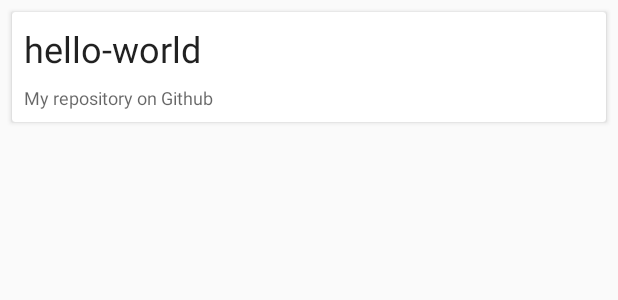
After one commit to YinkaOlu/GithubApp, an Android app: the layout repo_list_item.xml on its own in the app's theme, with its tools: preview values and no code run, on a phone screen of 412 x 824 dp. The commit adds this screen. Shown: the top 300 px of the screen. Run offline under Robolectric (Android 15) with nearby library versions, the phone set to English and light mode, and no system bars.

Commit message:
Add Repo list fragment

```diff
--- a/app/build.gradle
+++ b/app/build.gradle
@@ -41,12 +41,15 @@ dependencies {
     implementation 'androidx.appcompat:appcompat:1.2.0'
     implementation 'androidx.constraintlayout:constraintlayout:1.1.3'
     implementation 'androidx.lifecycle:lifecycle-extensions:2.2.0'
+    implementation "androidx.recyclerview:recyclerview:1.1.0"
+    implementation "androidx.cardview:cardview:1.0.0"
 
     implementation 'com.squareup.retrofit2:retrofit:2.9.0'
     implementation 'com.squareup.retrofit2:converter-gson:2.9.0'
 
     implementation "androidx.lifecycle:lifecycle-livedata-ktx:2.2.0"
     implementation "androidx.lifecycle:lifecycle-viewmodel-ktx:2.2.0"
+    implementation 'androidx.legacy:legacy-support-v4:1.0.0'
 
     testImplementation 'junit:junit:4.12'
     androidTestImplementation 'androidx.test.ext:junit:1.1.1'
--- a/app/src/main/AndroidManifest.xml
+++ b/app/src/main/AndroidManifest.xml
@@ -11,7 +11,7 @@
         android:roundIcon="@mipmap/ic_launcher_round"
         android:supportsRtl="true"
         android:theme="@style/AppTheme">
-        <activity android:name=".MainActivity">
+        <activity android:name=".view.MainActivity">
             <intent-filter>
                 <action android:name="android.intent.action.MAIN" />
 
--- a/app/src/main/java/com/yinkaolu/githubapp/data/api/GithubAPI.kt
+++ b/app/src/main/java/com/yinkaolu/githubapp/data/api/GithubAPI.kt
@@ -10,5 +10,5 @@ interface GithubAPI {
     @GET("users/{userName}")
     fun getUser(@Path("userName") userName: String?): Call<GithubUser>
     @GET("users/{userName}/repos")
-    fun getUserRepo(@Path("userName") userName: String?): Call<List<GithubRepo>>
+    fun getUserRepo(@Path("userName") userName: String?): Call<ArrayList<GithubRepo>>
 }
--- a/app/src/main/java/com/yinkaolu/githubapp/data/api/GithubAPIClient.kt
+++ b/app/src/main/java/com/yinkaolu/githubapp/data/api/GithubAPIClient.kt
@@ -5,7 +5,7 @@ import com.yinkaolu.githubapp.data.model.GithubUser
 
 interface GithubAPIClient {
     fun getUserDetails(userName: String, cb: ClientCallback<GithubUser>)
-    fun getUserRepo(userName: String, cb: ClientCallback<List<GithubRepo>>)
+    fun getUserRepo(userName: String, cb: ClientCallback<ArrayList<GithubRepo>>)
 }
 
 interface ClientCallback<T> {
--- a/app/src/main/java/com/yinkaolu/githubapp/data/api/RetrofitGithubClient.kt
+++ b/app/src/main/java/com/yinkaolu/githubapp/data/api/RetrofitGithubClient.kt
@@ -45,7 +45,7 @@ class RetrofitGithubClient(api: GithubAPI? = null): GithubAPIClient {
 
     }
 
-    override fun getUserRepo(userName: String, cb: ClientCallback<List<GithubRepo>>) {
+    override fun getUserRepo(userName: String, cb: ClientCallback<ArrayList<GithubRepo>>) {
         thread {
             try {
                 val response = api.getUserRepo(userName).execute()
--- a/app/src/main/java/com/yinkaolu/githubapp/data/repository/GithubRepository.kt
+++ b/app/src/main/java/com/yinkaolu/githubapp/data/repository/GithubRepository.kt
@@ -19,8 +19,8 @@ abstract class GithubRepository(apiClient: GithubAPIClient) {
     protected val _currentUser: MutableLiveData<GithubUser?> = MutableLiveData()
     val currentUser: LiveData<GithubUser?> = _currentUser
 
-    protected val _currentRepoList: MutableLiveData<List<GithubRepo>?> = MutableLiveData()
-    val currentRepoList: LiveData<List<GithubRepo>?> = _currentRepoList
+    protected val _currentRepoList: MutableLiveData<ArrayList<GithubRepo>?> = MutableLiveData()
+    val currentRepoList: LiveData<ArrayList<GithubRepo>?> = _currentRepoList
 
     protected val _userApiError: MutableLiveData<ApiError?> = MutableLiveData()
     val userApiError: LiveData<ApiError?> = _userApiError
@@ -33,6 +33,6 @@ abstract class GithubRepository(apiClient: GithubAPIClient) {
 
 
     abstract fun loadUser(userName: String, considerCache: Boolean=true): LiveData<GithubUser?>
-    abstract fun loadUserRepo(userName: String? = null, considerCache: Boolean=true): LiveData<List<GithubRepo>?>
+    abstract fun loadUserRepo(userName: String? = null, considerCache: Boolean=true): LiveData<ArrayList<GithubRepo>?>
     abstract fun clear(userName: String?=null)
 }
--- /dev/null
+++ b/app/src/main/res/layout/repo_list_item.xml
@@ -0,0 +1,36 @@
+<?xml version="1.0" encoding="utf-8"?>
+<androidx.cardview.widget.CardView xmlns:android="http://schemas.android.com/apk/res/android"
+    android:layout_width="match_parent"
+    android:layout_height="wrap_content"
+    xmlns:app="http://schemas.android.com/apk/res-auto"
+    xmlns:tools="http://schemas.android.com/tools"
+    android:layout_margin="8dp">
+    <androidx.constraintlayout.widget.ConstraintLayout
+        android:layout_width="match_parent"
+        android:layout_height="wrap_content"
+        android:padding="8dp">
+        <TextView
+            android:id="@+id/repoTitle"
+            tools:text="hello-world"
+            android:textAppearance="@android:style/TextAppearance.Material.Headline"
+            app:layout_constraintTop_toTopOf="parent"
+            app:layout_constraintLeft_toLeftOf="parent"
+            app:layout_constraintRight_toRightOf="parent"
+            app:layout_constraintHorizontal_bias="0"
+            android:layout_width="wrap_content"
+            android:layout_height="wrap_content"
+            android:paddingBottom="8dp"/>
+        <TextView
+            android:id="@+id/repoDesc"
+            tools:text="My repository on Github"
+            android:textAppearance="@android:style/TextAppearance.Material.Caption"
+            app:layout_constraintTop_toBottomOf="@+id/repoTitle"
+            app:layout_constraintHorizontal_bias="0"
+            app:layout_constraintLeft_toLeftOf="parent"
+            app:layout_constraintRight_toRightOf="parent"
+            android:layout_width="wrap_content"
+            android:layout_height="wrap_content"
+            android:textSize="12sp"/>
+    </androidx.constraintlayout.widget.ConstraintLayout>
+
+</androidx.cardview.widget.CardView>
--- a/app/src/main/res/values/strings.xml
+++ b/app/src/main/res/values/strings.xml
@@ -1,3 +1,5 @@
 <resources>
     <string name="app_name">GithubApp</string>
+    <!-- TODO: Remove or change this placeholder text -->
+    <string name="hello_blank_fragment">Hello blank fragment</string>
 </resources>
```
Also changed, not shown: app/src/main/java/com/yinkaolu/githubapp/data/model/GithubRepo.kt (+35 -1 lines), app/src/main/java/com/yinkaolu/githubapp/data/repository/DefaultGithubRepository.kt (+4 -4 lines), app/src/main/java/com/yinkaolu/githubapp/view/MainActivity.kt (renamed from app/src/main/java/com/yinkaolu/githubapp/MainActivity.kt, +15 -8 lines), app/src/main/java/com/yinkaolu/githubapp/view/fragment/repolist/RepoListAdapter.kt (added, +22 -0 lines), app/src/main/java/com/yinkaolu/githubapp/view/fragment/repolist/RepoListFragment.kt (added, +45 -0 lines), app/src/main/java/com/yinkaolu/githubapp/view/fragment/repolist/RepoListItemHolder.kt (added, +17 -0 lines), app/src/main/res/layout/activity_main.xml (+26 -2 lines), app/src/main/res/layout/fragment_repo_list.xml (added, +13 -0 lines).
